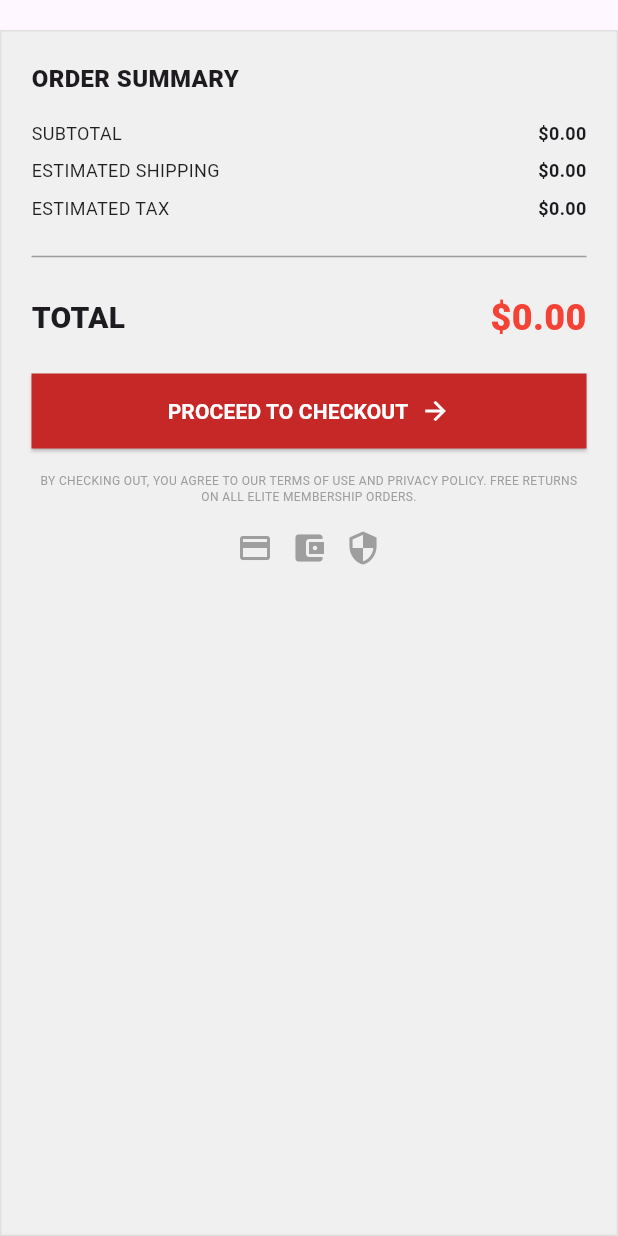
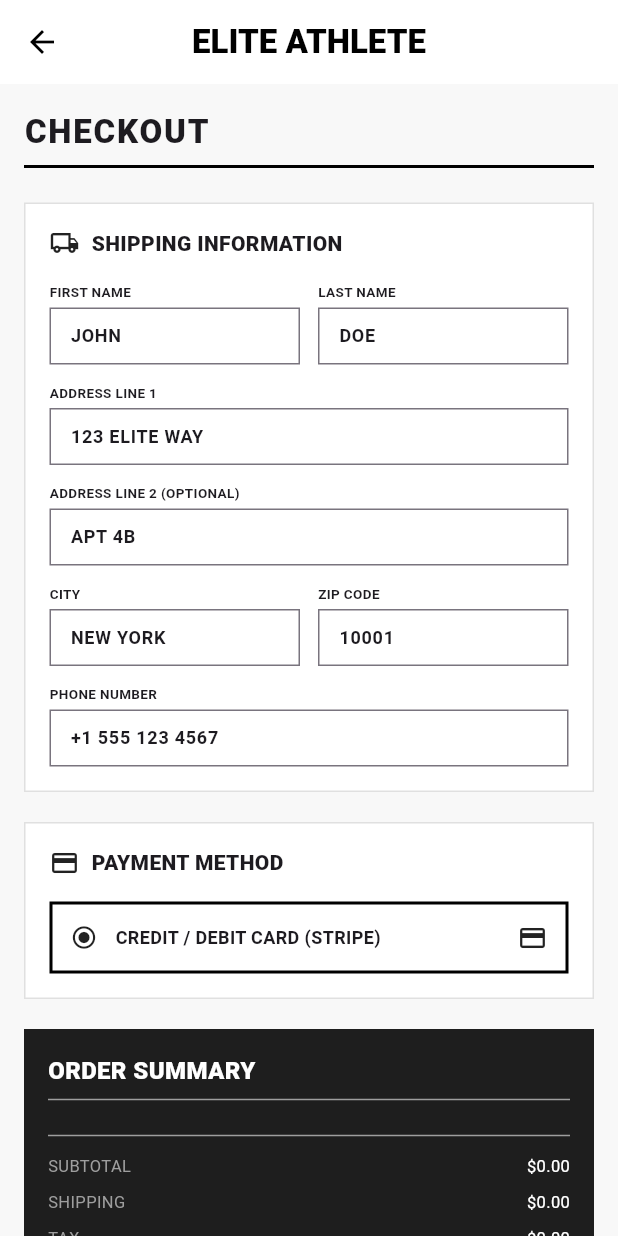
Before and after one commit to thanhvuu/flutter_bloc, a Flutter app: the CartSummary widget shown alone on an empty page, opened directly with empty values, after a tap on "PROCEED TO CHECKOUT", on a phone screen of 412 x 824 dp. Run offline on Flutter 3.47's test engine with Material 3 defaults, Android fonts, the phone set to English and light mode, and no system bars; our stand-ins replace bloc, bloc_concurrency, cloud_firestore, connectivity_plus, dio, easy_localization and 11 more; missing offline and left inert: flutter_stripe; accounts and stored records are empty; generated files the repository leaves out were written again; network calls fail.

Commit message:
payment_stripe

```diff
--- a/lib/core/api/rest_client.dart
+++ b/lib/core/api/rest_client.dart
@@ -2,6 +2,7 @@ import 'package:dio/dio.dart';
 import 'package:bloc_app_demo/data/models/product_model.dart';
 import 'package:bloc_app_demo/data/models/order_model.dart';
 import 'package:retrofit/retrofit.dart';
+
 part 'rest_client.g.dart';
 
 @RestApi()
--- /dev/null
+++ b/lib/core/api/stripe_client.dart
@@ -0,0 +1,18 @@
+import 'package:dio/dio.dart';
+import 'package:retrofit/retrofit.dart';
+
+part 'stripe_client.g.dart';
+
+@RestApi()
+abstract class StripeClient {
+  factory StripeClient(Dio dio, {String? baseUrl}) = _StripeClient;
+
+  @POST('/payment_intents')
+  @FormUrlEncoded()
+  Future<HttpResponse> createPaymentIntent(
+    @Header('Authorization') String authHeader,
+    @Field('amount') String amount,
+    @Field('currency') String currency,
+    @Field('payment_method_types[]') String paymentMethodType,
+  );
+}
--- a/lib/core/constants/api_constants.dart
+++ b/lib/core/constants/api_constants.dart
@@ -3,3 +3,9 @@ class ApiConstants {
   static const int connectTimeout = 30000;
   static const int receiveTimeout = 30000;
 }
+
+class ApiStripe {
+  static const String baseUrl = 'https://api.stripe.com/v1';
+  static const int connectTimeout = 30000;
+  static const int receiveTimeout = 30000;
+}
--- a/lib/core/di/injection.dart
+++ b/lib/core/di/injection.dart
@@ -1,19 +1,21 @@
 import 'package:dio/dio.dart';
 import 'dart:developer' as developer;
+import 'package:bloc_app_demo/core/api/stripe_client.dart';
 import 'package:bloc_app_demo/core/api/rest_client.dart';
 import 'package:bloc_app_demo/core/constants/api_constants.dart';
 import 'package:bloc_app_demo/core/hive_database/hive_database.dart';
 import 'package:bloc_app_demo/core/hive_database/daos/cart_dao.dart';
 import 'package:bloc_app_demo/data/data_sources/cart_local_data_source.dart';
 import 'package:bloc_app_demo/data/data_sources/cart_remote_data_source.dart';
-import 'package:bloc_app_demo/data/repositories/cart_repository_impl.dart';
 import 'package:bloc_app_demo/core/hive_database/daos/product_dao.dart';
 import 'package:bloc_app_demo/data/data_sources/product_remote_data_source.dart';
 import 'package:bloc_app_demo/data/data_sources/product_local_data_source.dart';
 import 'package:bloc_app_demo/data/repositories/product_repository_impl.dart';
 import 'package:bloc_app_demo/data/repositories/auth_repository_impl.dart';
 import 'package:bloc_app_demo/data/repositories/order_repository_impl.dart';
+import 'package:bloc_app_demo/data/repositories/cart_repository_impl.dart';
 import 'package:bloc_app_demo/data/repositories/network_repository_impl.dart';
+import 'package:bloc_app_demo/data/repositories/payment_repository_impl.dart';
 
 class Injection {
   late final ProductRepositoryImpl productRepository;
@@ -21,6 +23,7 @@ class Injection {
   late final AuthRepositoryImpl authRepository;
   late final OrderRepositoryImpl orderRepository;
   late final NetworkRepositoryImpl networkRepository;
+  late final PaymentRepositoryImpl paymentRepository;
 
   Future<void> init() async {
     // Hive
@@ -39,6 +42,7 @@ class Injection {
       logPrint: (object) => developer.log('⚡ [API] $object'),
     ));
     final restClient = RestClient(dio, baseUrl: ApiConstants.baseUrl);
+    final stripeClient = StripeClient(dio, baseUrl: ApiStripe.baseUrl);
 
     // Data Sources
     final cartRemoteDataSource = CartRemoteDataSource(restClient: restClient);
@@ -58,6 +62,6 @@ class Injection {
     authRepository = AuthRepositoryImpl();
     orderRepository = OrderRepositoryImpl(restClient: restClient);
     networkRepository = NetworkRepositoryImpl();
-
+    paymentRepository = PaymentRepositoryImpl(stripeClient: stripeClient);
   }
 }
--- a/lib/core/router/app_router.dart
+++ b/lib/core/router/app_router.dart
@@ -6,11 +6,16 @@ import 'package:bloc_app_demo/features/cart/views/cart_screen.dart';
 import 'package:bloc_app_demo/features/search/view/shop_screen.dart';
 import 'package:bloc_app_demo/domain/entities/product.dart';
 import 'package:bloc_app_demo/features/product/views/product_detail_screen.dart';
+import 'package:bloc_app_demo/features/payment/views/checkout_screen.dart';
 
 class AppRouter {
   static final router = GoRouter(
     initialLocation: '/home',
     routes: [
+      GoRoute(
+        path: '/',
+        redirect: (context, state) => '/home',
+      ),
       StatefulShellRoute.indexedStack(
         builder: (context, state, navigationShell) {
           return MainScreen(navigationShell: navigationShell);
@@ -56,6 +61,11 @@ class AppRouter {
           return ProductDetailScreen(product: product);
         },
       ),
+      GoRoute(
+        path: '/checkout',
+        builder: (context,state) => const CheckoutScreen(),
+
+         )
     ]
   );
 }
--- /dev/null
+++ b/lib/data/repositories/payment_repository_impl.dart
@@ -0,0 +1,48 @@
+import 'dart:developer' as developer;
+import 'package:fpdart/fpdart.dart';
+import 'package:flutter/material.dart';
+import 'package:flutter_stripe/flutter_stripe.dart';
+import 'package:bloc_app_demo/core/errors/failures.dart';
+import 'package:bloc_app_demo/core/api/stripe_client.dart';
+import 'package:bloc_app_demo/domain/repositories/payment_repository.dart';
+
+class PaymentRepositoryImpl implements PaymentRepository {
+  final StripeClient _stripeClient;
+  final String _secretKey = '';
+
+  PaymentRepositoryImpl({required StripeClient stripeClient}) : _stripeClient = stripeClient;
+
+  @override
+  Future<Either<Failure, Unit>> processPayment({
+    required double totalAmount,
+    required String currency,
+  }) async {
+    try {
+      final amountInCents = (totalAmount * 100).toInt().toString();
+
+      final response = await _stripeClient.createPaymentIntent('Bearer $_secretKey', amountInCents, currency, 'card');
+      final clientSecret = response.data['client_secret'] as String?;
+      if(clientSecret == null) {
+        return  const Left(ServerFailure('không thể tạo mã thanh toán từ stripe'));
+      }
+
+      await Stripe.instance.initPaymentSheet(
+        paymentSheetParameters: SetupPaymentSheetParameters(
+          paymentIntentClientSecret: clientSecret,
+          merchantDisplayName: 'ELITE ATHLETE',
+          style: ThemeMode.system,
+        ),
+      );
+
+      await Stripe.instance.presentPaymentSheet();
+
+      return const Right(unit);
+    } on StripeException catch(e) {
+      developer.log('Stripe Exception: ${e.error.localizedMessage}');
+      return Left(ServerFailure(e.toString()));
+    } catch (e) {
+      developer.log('Error: $e');
+      return Left(ServerFailure(e.toString()));
+    }
+  }
+}
--- /dev/null
+++ b/lib/domain/repositories/payment_repository.dart
@@ -0,0 +1,9 @@
+import 'package:fpdart/fpdart.dart';
+import 'package:bloc_app_demo/core/errors/failures.dart';
+
+abstract class PaymentRepository{
+  Future<Either<Failure, Unit>> processPayment({
+    required double totalAmount,
+    required String currency,
+  });
+}
--- a/lib/features/cart/views/widgets/cart_summary.dart
+++ b/lib/features/cart/views/widgets/cart_summary.dart
@@ -1,8 +1,8 @@
 import 'package:flutter/material.dart';
-import 'package:flutter_bloc/flutter_bloc.dart';
+import 'package:go_router/go_router.dart';
 import 'package:easy_localization/easy_localization.dart';
-import 'package:bloc_app_demo/features/cart/bloc/cart_bloc.dart';
 import 'package:bloc_app_demo/domain/entities/cart_item.dart';
+
 
 class CartSummary extends StatelessWidget {
   final List<CartItem> items;
@@ -65,9 +65,7 @@ class CartSummary extends StatelessWidget {
                 shape: const RoundedRectangleBorder(borderRadius: BorderRadius.zero),
               ),
               onPressed: () {
-                context.read<CartBloc>().add(
-                  CheckoutCartEvent(List.from(items), total),
-                );
+                context.push('/checkout');
               },
               child: Row(
                 mainAxisAlignment: MainAxisAlignment.center,
--- /dev/null
+++ b/lib/features/payment/bloc/payment_bloc.dart
@@ -0,0 +1,24 @@
+import 'package:bloc/bloc.dart';
+import 'package:equatable/equatable.dart';
+import 'package:bloc_app_demo/domain/repositories/payment_repository.dart';
+
+part 'payment_event.dart';
+part 'payment_state.dart';
+
+class PaymentBloc extends Bloc<PaymentEvent, PaymentState> {
+  final PaymentRepository _paymentRepository;
+
+  PaymentBloc({required PaymentRepository paymentRepository}) : _paymentRepository = paymentRepository,
+  super(PaymentInitial()) {
+    on<ProcessPaymentEvent>((event, emit) async {
+      emit(PaymentLoading());
+
+      final result = await _paymentRepository.processPayment(totalAmount: event.totalAmount, currency: event.currency);
+
+      result.fold(
+        (failure) => emit (PaymentFailure(failure.message)),
+        (_) => emit(PaymentSuccess()),
+      );
+    });
+  }
+}
--- /dev/null
+++ b/lib/features/payment/bloc/payment_event.dart
@@ -0,0 +1,21 @@
+part of 'payment_bloc.dart';
+
+sealed class PaymentEvent extends Equatable {
+  const PaymentEvent();
+
+  @override
+  List<Object?> get props => [];
+}
+
+class ProcessPaymentEvent extends PaymentEvent{
+  final double totalAmount;
+  final String currency;
+
+  const ProcessPaymentEvent({
+    required this.totalAmount,
+    required this.currency,
+  });
+
+  @override
+  List<Object?> get props => [totalAmount,currency];
+}
--- /dev/null
+++ b/lib/features/payment/bloc/payment_state.dart
@@ -0,0 +1,23 @@
+part of 'payment_bloc.dart';
+
+sealed class PaymentState extends Equatable {
+  const PaymentState();
+
+  @override
+  List<Object?> get props => [];
+}
+
+final class PaymentInitial extends PaymentState {}
+
+final class PaymentLoading extends PaymentState {}
+
+final class PaymentSuccess extends PaymentState {}
+
+final class PaymentFailure extends PaymentState {
+  final String message;
+
+  const PaymentFailure(this.message);
+
+  @override
+  List<Object?> get props => [message];
+}
--- /dev/null
+++ b/lib/features/payment/views/checkout_screen.dart
@@ -0,0 +1,375 @@
+import 'package:flutter/material.dart';
+import 'package:flutter_bloc/flutter_bloc.dart';
+import 'package:go_router/go_router.dart';
+import 'package:bloc_app_demo/features/cart/bloc/cart_bloc.dart';
+import 'package:bloc_app_demo/features/payment/bloc/payment_bloc.dart';
+import 'package:bloc_app_demo/domain/entities/cart_item.dart';
+
+class CheckoutScreen extends StatefulWidget {
+  const CheckoutScreen({super.key});
+
+  @override
+  State<CheckoutScreen> createState() => _CheckoutScreenState();
+}
+
+class _CheckoutScreenState extends State<CheckoutScreen> {
+  // Quản lý các ô nhập liệu Shipping Info
+  final _firstNameController = TextEditingController(text: 'JOHN');
+  final _lastNameController = TextEditingController(text: 'DOE');
+  final _addressLine1Controller = TextEditingController(text: '123 ELITE WAY');
+  final _addressLine2Controller = TextEditingController(text: 'APT 4B');
+  final _cityController = TextEditingController(text: 'NEW YORK');
+  final _zipCodeController = TextEditingController(text: '10001');
+  final _phoneController = TextEditingController(text: '+1 555 123 4567');
+
+  String _selectedPaymentMethod = 'stripe';
+
+  @override
+  void dispose() {
+    _firstNameController.dispose();
+    _lastNameController.dispose();
+    _addressLine1Controller.dispose();
+    _addressLine2Controller.dispose();
+    _cityController.dispose();
+    _zipCodeController.dispose();
+    _phoneController.dispose();
+    super.dispose();
+  }
+
+  @override
+  Widget build(BuildContext context) {
+    return BlocListener<PaymentBloc, PaymentState>(
+      listener: (context, paymentState) {
+        if (paymentState is PaymentSuccess) {
+          // 1. Stripe báo THÀNH CÔNG -> Lấy danh sách món trong Cart và gửi CheckoutCartEvent
+          final cartState = context.read<CartBloc>().state;
+          if (cartState is CartLoaded) {
+            context.read<CartBloc>().add(
+                  CheckoutCartEvent(cartState.items, cartState.total),
+                );
+          }
+
+          // 2. Hiển thị thông báo và quay về Home
+          ScaffoldMessenger.of(context).showSnackBar(
+            const SnackBar(
+              content: Text('🎉 Thanh toán & Đặt hàng thành công!'),
+              backgroundColor: Colors.green,
+            ),
+          );
+          context.go('/home');
+        } else if (paymentState is PaymentFailure) {
+          // 3. Stripe THẤT BẠI / HỦY -> Hiển thị lỗi
+          ScaffoldMessenger.of(context).showSnackBar(
+            SnackBar(
+              content: Text('❌ Lỗi: ${paymentState.message}'),
+              backgroundColor: Colors.red,
+            ),
+          );
+        }
+      },
+      child: Scaffold(
+        backgroundColor: const Color(0xFFF8F8F8),
+        appBar: AppBar(
+          backgroundColor: Colors.white,
+          elevation: 0,
+          leading: IconButton(
+            icon: const Icon(Icons.arrow_back, color: Colors.black),
+            onPressed: () => context.pop(),
+          ),
+          title: const Text(
+            'ELITE ATHLETE',
+            style: TextStyle(color: Colors.black, fontWeight: FontWeight.w900),
+          ),
+          centerTitle: true,
+        ),
+        body: BlocBuilder<CartBloc, CartState>(
+          builder: (context, cartState) {
+            if (cartState is! CartLoaded) {
+              return const Center(child: CircularProgressIndicator(color: Colors.red));
+            }
+
+            final items = cartState.items;
+            final total = cartState.total;
+            final subtotal = cartState.subtotal;
+            final shipping = cartState.shippingFee;
+            final tax = cartState.tax;
+
+            return SingleChildScrollView(
+              padding: const EdgeInsets.all(16.0),
+              child: Column(
+                crossAxisAlignment: CrossAxisAlignment.start,
+                children: [
+                  // TIÊU ĐỀ
+                  const Text(
+                    'CHECKOUT',
+                    style: TextStyle(fontSize: 22, fontWeight: FontWeight.w900, letterSpacing: 1.2),
+                  ),
+                  const Divider(thickness: 2, color: Colors.black),
+                  const SizedBox(height: 16),
+
+                  // 1. SECTION: SHIPPING INFORMATION
+                  _buildShippingInfo(),
+                  const SizedBox(height: 20),
+
+                  // 2. SECTION: PAYMENT METHOD
+                  _buildPaymentMethod(),
+                  const SizedBox(height: 20),
+
+                  // 3. SECTION: ORDER SUMMARY
+                  _buildOrderSummary(
+                    items: items,
+                    subtotal: subtotal,
+                    shipping: shipping,
+                    tax: tax,
+                    total: total,
+                  ),
+                  const SizedBox(height: 20),
+
+                  // 4. SECTION: NÚT PLACE ORDER (Giao tiếp hoàn toàn với PaymentBloc)
+                  _buildPlaceOrderButton(total),
+                  const SizedBox(height: 12),
+
+                  const Center(
+                    child: Text(
+                      'By placing your order, you agree to our Terms of Service.',
+                      style: TextStyle(fontSize: 10, color: Colors.grey),
+                    ),
+                  ),
+                  const SizedBox(height: 24),
+                ],
+              ),
+            );
+          },
+        ),
+      ),
+    );
+  }
+
+  // WIDGET 1: SHIPPING INFORMATION
+  Widget _buildShippingInfo() {
+    return Container(
+      padding: const EdgeInsets.all(16),
+      decoration: BoxDecoration(
+        color: Colors.white,
+        border: Border.all(color: Colors.grey.shade300),
+      ),
+      child: Column(
+        crossAxisAlignment: CrossAxisAlignment.start,
+        children: [
+          const Row(
+            children: [
+              Icon(Icons.local_shipping_outlined, size: 20),
+              SizedBox(width: 8),
+              Text('SHIPPING INFORMATION', style: TextStyle(fontWeight: FontWeight.w900, fontSize: 14)),
+            ],
+          ),
+          const SizedBox(height: 16),
+          Row(
+            children: [
+              Expanded(child: _buildTextField('FIRST NAME', _firstNameController)),
+              const SizedBox(width: 12),
+              Expanded(child: _buildTextField('LAST NAME', _lastNameController)),
+            ],
+          ),
+          const SizedBox(height: 12),
+          _buildTextField('ADDRESS LINE 1', _addressLine1Controller),
+          const SizedBox(height: 12),
+          _buildTextField('ADDRESS LINE 2 (OPTIONAL)', _addressLine2Controller),
+          const SizedBox(height: 12),
+          Row(
+            children: [
+              Expanded(child: _buildTextField('CITY', _cityController)),
+              const SizedBox(width: 12),
+              Expanded(child: _buildTextField('ZIP CODE', _zipCodeController)),
+            ],
+          ),
+          const SizedBox(height: 12),
+          _buildTextField('PHONE NUMBER', _phoneController),
+        ],
+      ),
+    );
+  }
+
+  // WIDGET 2: PAYMENT METHOD
+  Widget _buildPaymentMethod() {
+    return Container(
+      padding: const EdgeInsets.all(16),
+      decoration: BoxDecoration(
+        color: Colors.white,
+        border: Border.all(color: Colors.grey.shade300),
+      ),
+      child: Column(
+        crossAxisAlignment: CrossAxisAlignment.start,
+        children: [
+          const Row(
+            children: [
+              Icon(Icons.payment, size: 20),
+              SizedBox(width: 8),
+              Text('PAYMENT METHOD', style: TextStyle(fontWeight: FontWeight.w900, fontSize: 14)),
+            ],
+          ),
+          const SizedBox(height: 16),
+          GestureDetector(
+            onTap: () => setState(() => _selectedPaymentMethod = 'stripe'),
+            child: Container(
+              padding: const EdgeInsets.all(12),
+              decoration: BoxDecoration(
+                border: Border.all(
+                  color: _selectedPaymentMethod == 'stripe' ? Colors.black : Colors.grey.shade300,
+                  width: _selectedPaymentMethod == 'stripe' ? 2 : 1,
+                ),
+              ),
+              child: const Row(
+                children: [
+                  Icon(Icons.radio_button_checked, size: 18),
+                  SizedBox(width: 12),
+                  Text('CREDIT / DEBIT CARD (STRIPE)', style: TextStyle(fontWeight: FontWeight.bold, fontSize: 12)),
+                  Spacer(),
+                  Icon(Icons.credit_card, size: 20),
+                ],
+              ),
+            ),
+          ),
+        ],
+      ),
+    );
+  }
+
+  // WIDGET 3: ORDER SUMMARY
+  Widget _buildOrderSummary({
+    required List<CartItem> items,
+    required double subtotal,
+    required double shipping,
+    required double tax,
+    required double total,
+  }) {
+    return Container(
+      padding: const EdgeInsets.all(16),
+      color: const Color(0xFF1E1E1E),
+      child: Column(
+        crossAxisAlignment: CrossAxisAlignment.start,
+        children: [
+          const Text('ORDER SUMMARY', style: TextStyle(color: Colors.white, fontWeight: FontWeight.w900, fontSize: 16)),
+          const Divider(color: Colors.grey),
+          const SizedBox(height: 8),
+          ...items.map((item) => Padding(
+                padding: const EdgeInsets.only(bottom: 12.0),
+                child: Row(
+                  children: [
+                    Image.network(
+                      item.product.imageUrl,
+                      width: 50,
+                      height: 50,
+                      fit: BoxFit.cover,
+                      errorBuilder: (_, __, ___) => Container(color: Colors.grey, width: 50, height: 50),
+                    ),
+                    const SizedBox(width: 12),
+                    Expanded(
+                      child: Column(
+                        crossAxisAlignment: CrossAxisAlignment.start,
+                        children: [
+                          Text(
+                            item.product.name.toUpperCase(),
+                            style: const TextStyle(color: Colors.white, fontWeight: FontWeight.bold, fontSize: 12),
+                          ),
+                          Text('Qty: ${item.quantity}', style: const TextStyle(color: Colors.grey, fontSize: 11)),
+                        ],
+                      ),
+                    ),
+                    Text(
+                      '\$${item.totalPrice.toStringAsFixed(2)}',
+                      style: const TextStyle(color: Colors.white, fontWeight: FontWeight.bold),
+                    ),
+                  ],
+                ),
+              )),
+          const Divider(color: Colors.grey),
+          _buildDarkRow('SUBTOTAL', '\$${subtotal.toStringAsFixed(2)}'),
+          _buildDarkRow('SHIPPING', '\$${shipping.toStringAsFixed(2)}'),
+          _buildDarkRow('TAX', '\$${tax.toStringAsFixed(2)}'),
+          const Divider(color: Colors.grey),
+          Row(
+            mainAxisAlignment: MainAxisAlignment.spaceBetween,
+            children: [
+              const Text('TOTAL', style: TextStyle(color: Colors.white, fontWeight: FontWeight.w900, fontSize: 18)),
+              Text('\$${total.toStringAsFixed(2)}', style: const TextStyle(color: Colors.white, fontWeight: FontWeight.w900, fontSize: 22)),
+            ],
+          ),
+        ],
+      ),
+    );
+  }
+
+  // WIDGET 4: BUTTON PLACE ORDER (Chuẩn BLoC Builder)
+  Widget _buildPlaceOrderButton(double total) {
+    return BlocBuilder<PaymentBloc, PaymentState>(
+      builder: (context, paymentState) {
+        final isLoading = paymentState is PaymentLoading;
+
+        return SizedBox(
+          width: double.infinity,
+          height: 50,
+          child: ElevatedButton(
+            style: ElevatedButton.styleFrom(
+              backgroundColor: const Color(0xFFC80000),
+              shape: const RoundedRectangleBorder(borderRadius: BorderRadius.zero),
+            ),
+            onPressed: isLoading
+                ? null
+                : () {
+                    // Bấm Place Order -> Bắn Event tới PaymentBloc
+                    context.read<PaymentBloc>().add(
+                          ProcessPaymentEvent(
+                            totalAmount: total,
+                            currency: 'usd',
+                          ),
+                        );
+                  },
+            child: isLoading
+                ? const SizedBox(
+                    width: 24,
+                    height: 24,
+                    child: CircularProgressIndicator(color: Colors.white, strokeWidth: 2),
+                  )
+                : const Text(
+                    'PLACE ORDER',
+                    style: TextStyle(color: Colors.white, fontWeight: FontWeight.w900, fontSize: 16, letterSpacing: 1),
+                  ),
+          ),
+        );
+      },
+    );
+  }
+
+  Widget _buildTextField(String label, TextEditingController controller) {
+    return Column(
+      crossAxisAlignment: CrossAxisAlignment.start,
+      children: [
+        Text(label, style: const TextStyle(fontSize: 9, fontWeight: FontWeight.bold)),
+        const SizedBox(height: 4),
+        TextField(
+          controller: controller,
+          style: const TextStyle(fontSize: 12, fontWeight: FontWeight.bold),
+          decoration: const InputDecoration(
+            isDense: true,
+            contentPadding: EdgeInsets.symmetric(horizontal: 10, vertical: 10),
+            border: OutlineInputBorder(borderRadius: BorderRadius.zero),
+          ),
+        ),
+      ],
+    );
+  }
+
+  Widget _buildDarkRow(String label, String value) {
+    return Padding(
+      padding: const EdgeInsets.symmetric(vertical: 4.0),
+      child: Row(
+        mainAxisAlignment: MainAxisAlignment.spaceBetween,
+        children: [
+          Text(label, style: const TextStyle(color: Colors.grey, fontSize: 11)),
+          Text(value, style: const TextStyle(color: Colors.white, fontSize: 11)),
+        ],
+      ),
+    );
+  }
+}
--- a/lib/main.dart
+++ b/lib/main.dart
@@ -14,6 +14,7 @@ import 'package:bloc_app_demo/features/auth/bloc/auth_bloc.dart';
 import 'package:bloc_app_demo/features/order/bloc/order_bloc.dart';
 import 'package:bloc_app_demo/features/network/bloc/network_bloc.dart';
 import 'package:bloc_app_demo/features/network/view/no_network_screen.dart';
+import 'package:bloc_app_demo/features/payment/bloc/payment_bloc.dart';
 
 void main() async {
   WidgetsFlutterBinding.ensureInitialized();
@@ -63,6 +64,9 @@ class MyApp extends StatelessWidget {
         BlocProvider<NetworkBloc>(
           create: (context) => NetworkBloc(networkRepository: injection.networkRepository)..add(NetworkObserve()),
         ),
+        BlocProvider<PaymentBloc>(
+          create: (context) => PaymentBloc(paymentRepository: injection.paymentRepository),
+        ),
       ],
       child: MaterialApp.router(
 
--- a/pubspec.yaml
+++ b/pubspec.yaml
@@ -44,7 +44,7 @@ dependencies:
   go_router: ^15.1.2
   equatable: ^2.0.0
   fpdart: ^1.1.0
-  flutter_stripe: ^11.4.0
+  flutter_stripe: 10.1.1
 
 
 
```
Also changed, not shown: lib/core/api/stripe_client.g.dart (added), pubspec.lock, 4 other files.
